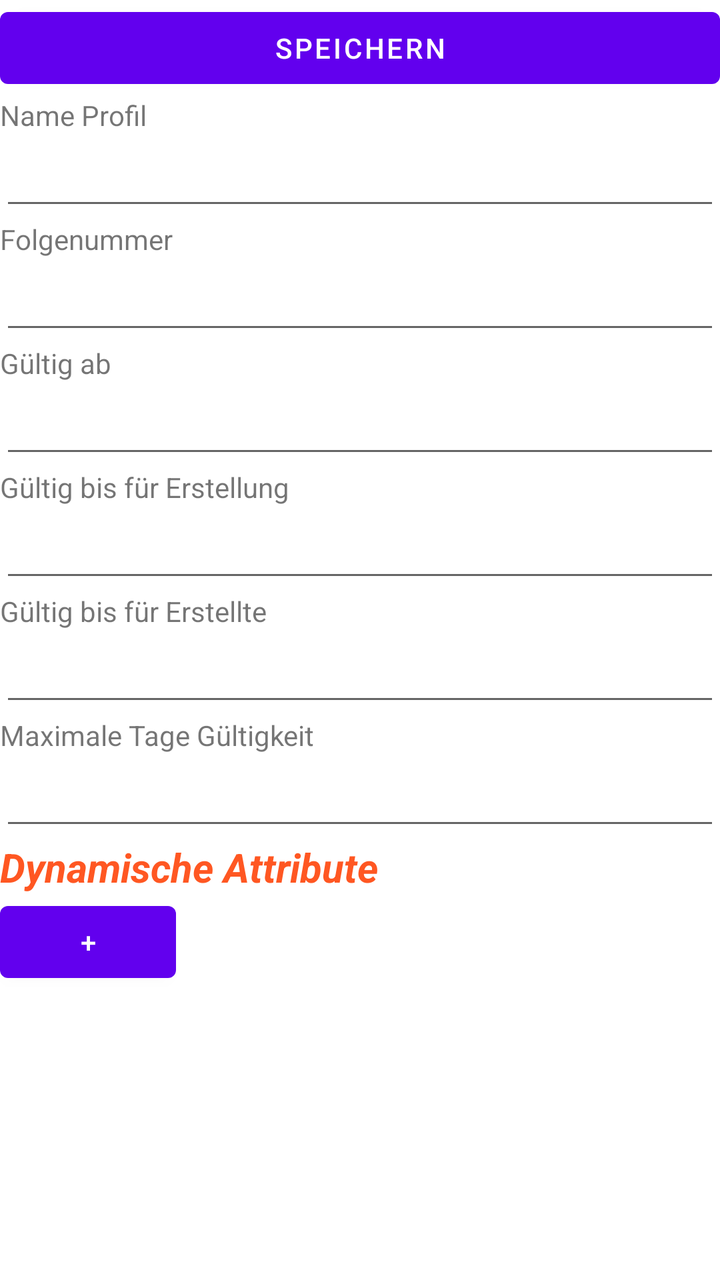
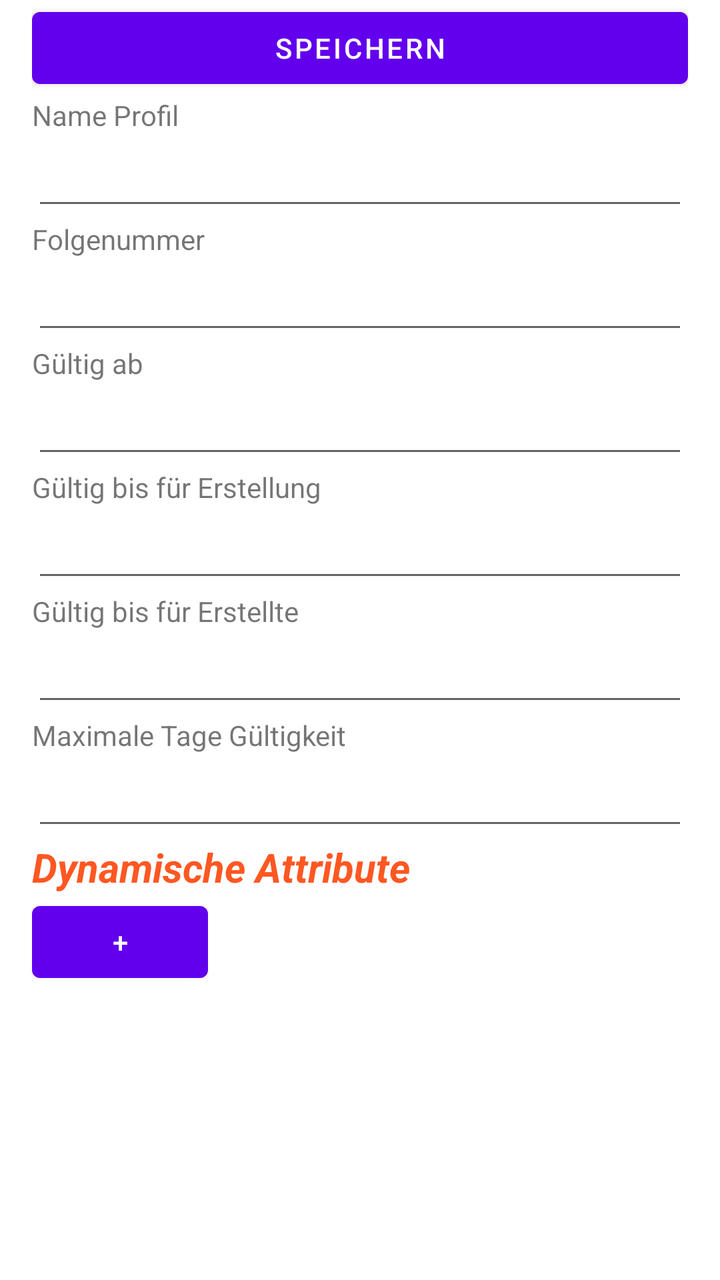

Two renders of the same Android screen: before a commit and after it. Below are the layout's source before the change and the commit's diff.
<!-- AndroidManifest.xml: application theme Theme.PommesfanIdentAndroid -->
<!-- res/layout/activity_profile_editor.xml -->
<?xml version="1.0" encoding="utf-8"?>
<LinearLayout xmlns:android="http://schemas.android.com/apk/res/android"
              xmlns:tools="http://schemas.android.com/tools"
              android:id="@+id/newProfileLayout"
              tools:context=".ProfileEditor"
              android:orientation="vertical"
              android:layout_width="409dp"
              android:layout_height="729dp" tools:layout_editor_absoluteY="1dp" tools:layout_editor_absoluteX="1dp">
        <Button
                android:id="@+id/btnSave"
                android:text="@string/speichern"
                android:layout_width="match_parent"
                android:layout_height="wrap_content"/>
        <TextView
                android:text="@string/name_profil"
                android:layout_width="match_parent"
                android:layout_height="24dp"
                android:id="@+id/textViewProfileName"/>
        <EditText
                android:layout_width="match_parent"
                android:layout_height="38dp"
                android:inputType="text"
                android:ems="10"
                android:id="@+id/profileName"/>
        <TextView
                android:text="@string/folgenummer"
                android:layout_width="match_parent"
                android:layout_height="24dp"
                android:id="@+id/validFrom"/>
        <EditText
                android:layout_width="match_parent"
                android:layout_height="38dp"
                android:inputType="number"
                android:ems="10"
                android:id="@+id/sequence_number"/>
        <TextView
                android:text="@string/g_ltig_ab"
                android:layout_width="match_parent"
                android:layout_height="24dp"/>
        <EditText
                android:layout_width="match_parent"
                android:layout_height="38dp"
                android:inputType="date"
                android:ems="10"
                android:id="@+id/valid_from"/>
        <TextView
                android:text="@string/g_ltig_bis_f_r_erstellung"
                android:layout_width="match_parent"
                android:layout_height="24dp"/>
        <EditText
                android:layout_width="match_parent"
                android:layout_height="38dp"
                android:inputType="date"
                android:ems="10"
                android:id="@+id/valid_until_for_creation"/>
        <TextView
                android:text="@string/g_ltig_bis_f_r_erstellte"
                android:layout_width="match_parent"
                android:layout_height="24dp"/>
        <EditText
                android:layout_width="match_parent"
                android:layout_height="38dp"
                android:inputType="date"
                android:ems="10"
                android:id="@+id/valid_until_for_created"/>
        <TextView
                android:text="@string/maximale_tage_g_ltigkeit"
                android:layout_width="match_parent"
                android:layout_height="24dp"/>
        <EditText
                android:layout_width="match_parent"
                android:layout_height="38dp"
                android:inputType="number"
                android:ems="10"
                android:id="@+id/max_valid_days"/>
        <TextView
                android:textSize="20sp"
                android:layout_width="wrap_content"
                android:layout_height="wrap_content"
                android:textColor="#FF5722"
                android:textStyle="bold|italic"
                android:text="@string/dynamische_attribute"/>
        <LinearLayout
                android:id="@+id/dynamicAttributes"
                android:orientation="vertical"
                android:layout_width="match_parent"
                android:layout_height="wrap_content">
        </LinearLayout>
        <Button
                android:id="@+id/btnAddAttribute"
                android:text="@string/plus"
                android:layout_width="wrap_content"
                android:layout_height="wrap_content"/>
</LinearLayout>
<!-- resources referenced by this layout -->
<resources>
  <string name="dynamische_attribute">Dynamische Attribute</string>
  <string name="folgenummer">Folgenummer</string>
  <string name="g_ltig_ab">Gültig ab</string>
  <string name="g_ltig_bis_f_r_erstellte">Gültig bis für Erstellte</string>
  <string name="g_ltig_bis_f_r_erstellung">Gültig bis für Erstellung</string>
  <string name="maximale_tage_g_ltigkeit">Maximale Tage Gültigkeit</string>
  <string name="name_profil">Name Profil</string>
  <string name="plus">+</string>
  <string name="speichern">Speichern</string>
  <style name="Theme.PommesfanIdentAndroid" parent="Theme.MaterialComponents.DayNight.NoActionBar">
          
          <item name="colorPrimary">@color/purple_500</item>
          <item name="colorPrimaryVariant">@color/purple_700</item>
          <item name="colorOnPrimary">@color/white</item>
          
          <item name="colorSecondary">@color/teal_200</item>
          <item name="colorSecondaryVariant">@color/teal_700</item>
          <item name="colorOnSecondary">@color/black</item>
          
          <item name="android:statusBarColor">?attr/colorPrimaryVariant</item>
          
      </style>
  <color name="purple_500">#FF6200EE</color>
  <color name="purple_700">#FF3700B3</color>
  <color name="white">#FFFFFFFF</color>
  <color name="teal_200">#FF03DAC5</color>
  <color name="teal_700">#FF018786</color>
  <color name="black">#FF000000</color>
</resources>

<!-- the commit's change to res/layout/activity_profile_editor.xml (unified diff, before → after) -->
@@ -1,94 +1,101 @@
 <?xml version="1.0" encoding="utf-8"?>
-<LinearLayout xmlns:android="http://schemas.android.com/apk/res/android"
-              xmlns:tools="http://schemas.android.com/tools"
-              android:id="@+id/newProfileLayout"
-              tools:context=".ProfileEditor"
-              android:orientation="vertical"
-              android:layout_width="409dp"
-              android:layout_height="729dp" tools:layout_editor_absoluteY="1dp" tools:layout_editor_absoluteX="1dp">
-        <Button
-                android:id="@+id/btnSave"
-                android:text="@string/speichern"
-                android:layout_width="match_parent"
-                android:layout_height="wrap_content"/>
-        <TextView
-                android:text="@string/name_profil"
-                android:layout_width="match_parent"
-                android:layout_height="24dp"
-                android:id="@+id/textViewProfileName"/>
-        <EditText
-                android:layout_width="match_parent"
-                android:layout_height="38dp"
-                android:inputType="text"
-                android:ems="10"
-                android:id="@+id/profileName"/>
-        <TextView
-                android:text="@string/folgenummer"
-                android:layout_width="match_parent"
-                android:layout_height="24dp"
-                android:id="@+id/validFrom"/>
-        <EditText
-                android:layout_width="match_parent"
-                android:layout_height="38dp"
-                android:inputType="number"
-                android:ems="10"
-                android:id="@+id/sequence_number"/>
-        <TextView
-                android:text="@string/g_ltig_ab"
-                android:layout_width="match_parent"
-                android:layout_height="24dp"/>
-        <EditText
-                android:layout_width="match_parent"
-                android:layout_height="38dp"
-                android:inputType="date"
-                android:ems="10"
-                android:id="@+id/valid_from"/>
-        <TextView
-                android:text="@string/g_ltig_bis_f_r_erstellung"
-                android:layout_width="match_parent"
-                android:layout_height="24dp"/>
-        <EditText
-                android:layout_width="match_parent"
-                android:layout_height="38dp"
-                android:inputType="date"
-                android:ems="10"
-                android:id="@+id/valid_until_for_creation"/>
-        <TextView
-                android:text="@string/g_ltig_bis_f_r_erstellte"
-                android:layout_width="match_parent"
-                android:layout_height="24dp"/>
-        <EditText
-                android:layout_width="match_parent"
-                android:layout_height="38dp"
-                android:inputType="date"
-                android:ems="10"
-                android:id="@+id/valid_until_for_created"/>
-        <TextView
-                android:text="@string/maximale_tage_g_ltigkeit"
-                android:layout_width="match_parent"
-                android:layout_height="24dp"/>
-        <EditText
-                android:layout_width="match_parent"
-                android:layout_height="38dp"
-                android:inputType="number"
-                android:ems="10"
-                android:id="@+id/max_valid_days"/>
-        <TextView
-                android:textSize="20sp"
-                android:layout_width="wrap_content"
-                android:layout_height="wrap_content"
-                android:textColor="#FF5722"
-                android:textStyle="bold|italic"
-                android:text="@string/dynamische_attribute"/>
-        <LinearLayout
-                android:id="@+id/dynamicAttributes"
-                android:orientation="vertical"
-                android:layout_width="match_parent"
-                android:layout_height="wrap_content">
+<ScrollView
+        xmlns:android="http://schemas.android.com/apk/res/android"
+        xmlns:tools="http://schemas.android.com/tools"
+        android:id="@+id/newProfileLayout"
+        tools:context=".ProfileEditor"
+        android:orientation="vertical"
+        android:paddingLeft="16dp"
+        android:paddingRight="16dp"
+        android:layout_width="match_parent"
+        android:layout_height="match_parent">
+        <LinearLayout android:layout_width="match_parent"
+                      android:layout_height="wrap_content"
+                      android:orientation="vertical">
+                <Button
+                        android:id="@+id/btnSave"
+                        android:text="@string/speichern"
+                        android:layout_width="match_parent"
+                        android:layout_height="wrap_content"/>
+                <TextView
+                        android:text="@string/name_profil"
+                        android:layout_width="match_parent"
+                        android:layout_height="24dp"
+                        android:id="@+id/textViewProfileName"/>
+                <EditText
+                        android:layout_width="match_parent"
+                        android:layout_height="38dp"
+                        android:inputType="text"
+                        android:ems="10"
+                        android:id="@+id/profileName"/>
+                <TextView
+                        android:text="@string/folgenummer"
+                        android:layout_width="match_parent"
+                        android:layout_height="24dp"
+                        android:id="@+id/validFrom"/>
+                <EditText
+                        android:layout_width="match_parent"
+                        android:layout_height="38dp"
+                        android:inputType="number"
+                        android:ems="10"
+                        android:id="@+id/sequence_number"/>
+                <TextView
+                        android:text="@string/g_ltig_ab"
+                        android:layout_width="match_parent"
+                        android:layout_height="24dp"/>
+                <EditText
+                        android:layout_width="match_parent"
+                        android:layout_height="38dp"
+                        android:inputType="date"
+                        android:ems="10"
+                        android:id="@+id/valid_from"/>
+                <TextView
+                        android:text="@string/g_ltig_bis_f_r_erstellung"
+                        android:layout_width="match_parent"
+                        android:layout_height="24dp"/>
+                <EditText
+                        android:layout_width="match_parent"
+                        android:layout_height="38dp"
+                        android:inputType="date"
+                        android:ems="10"
+                        android:id="@+id/valid_until_for_creation"/>
+                <TextView
+                        android:text="@string/g_ltig_bis_f_r_erstellte"
+                        android:layout_width="match_parent"
+                        android:layout_height="24dp"/>
+                <EditText
+                        android:layout_width="match_parent"
+                        android:layout_height="38dp"
+                        android:inputType="date"
+                        android:ems="10"
+                        android:id="@+id/valid_until_for_created"/>
+                <TextView
+                        android:text="@string/maximale_tage_g_ltigkeit"
+                        android:layout_width="match_parent"
+                        android:layout_height="24dp"/>
+                <EditText
+                        android:layout_width="match_parent"
+                        android:layout_height="38dp"
+                        android:inputType="number"
+                        android:ems="10"
+                        android:id="@+id/max_valid_days"/>
+                <TextView
+                        android:textSize="20sp"
+                        android:layout_width="wrap_content"
+                        android:layout_height="wrap_content"
+                        android:textColor="#FF5722"
+                        android:textStyle="bold|italic"
+                        android:text="@string/dynamische_attribute"/>
+                <LinearLayout
+                        android:id="@+id/dynamicAttributes"
+                        android:orientation="vertical"
+                        android:layout_width="match_parent"
+                        android:layout_height="wrap_content">
+                </LinearLayout>
+                <Button
+                        android:id="@+id/btnAddAttribute"
+                        android:text="@string/plus"
+                        android:layout_width="wrap_content"
+                        android:layout_height="wrap_content"/>
         </LinearLayout>
-        <Button
-                android:id="@+id/btnAddAttribute"
-                android:text="@string/plus"
-                android:layout_width="wrap_content"
-                android:layout_height="wrap_content"/>
-</LinearLayout>
+</ScrollView>
